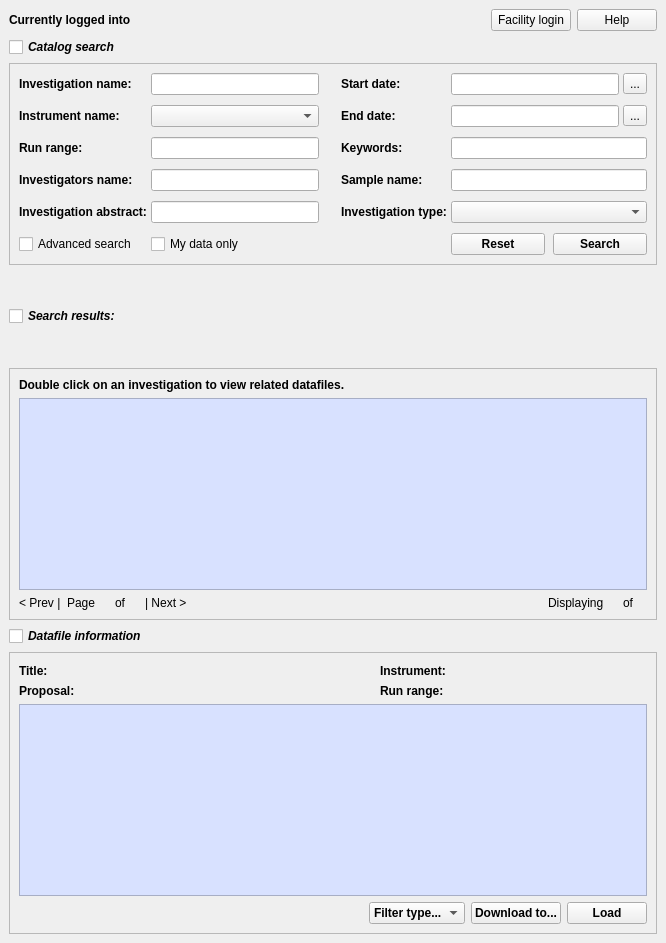
Above: Code/Mantid/MantidQt/MantidWidgets/inc/MantidQtMantidWidgets/ICatSearch2.ui from mantidproject/mantid before the change. Below: the same form after it.
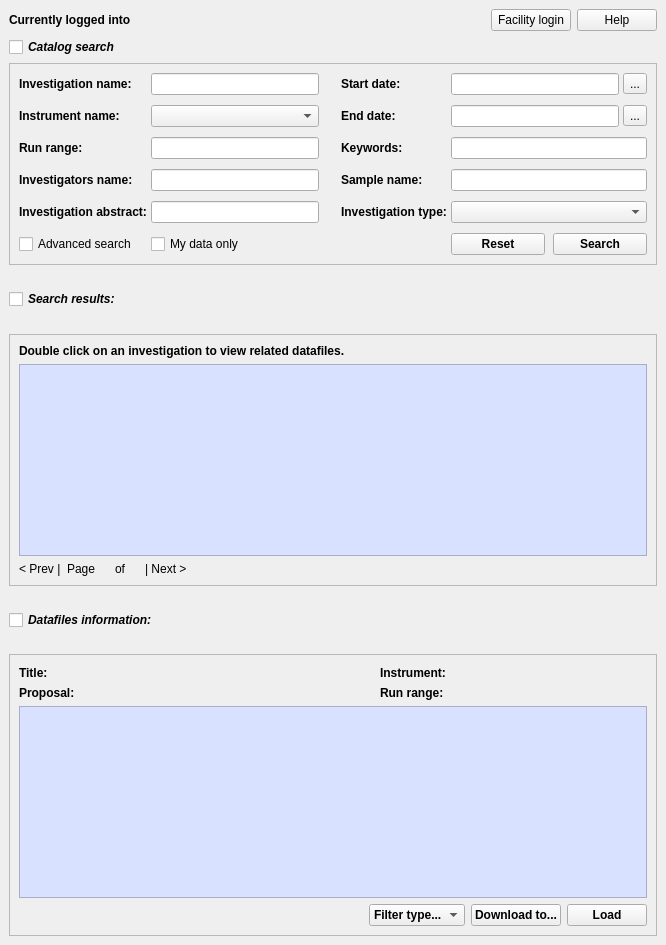
That is the form after the change.

Commit message:
Added dataFiles information functionality. Refs #7637.
- Refactored table functionality in order to reuse methods for both tables.
- Removed unused labels from `.ui` file.
- Added `getDataFiles` method to helper class.
- Updated `onReset` to allow future input fields to be added and reset without modification of method.

The edit to the form file:
```diff
--- a/Code/Mantid/MantidQt/MantidWidgets/inc/MantidQtMantidWidgets/ICatSearch2.ui
+++ b/Code/Mantid/MantidQt/MantidWidgets/inc/MantidQtMantidWidgets/ICatSearch2.ui
@@ -8,7 +8,7 @@
     <x>0</x>
     <y>0</y>
     <width>666</width>
-    <height>943</height>
+    <height>945</height>
    </rect>
   </property>
   <property name="sizePolicy">
@@ -23,29 +23,6 @@
   <layout class="QVBoxLayout" name="verticalLayout_5">
    <item>
     <layout class="QGridLayout" name="mainGrid">
-     <item row="5" column="0">
-      <widget class="QCheckBox" name="dataFileCbox">
-       <property name="sizePolicy">
-        <sizepolicy hsizetype="Minimum" vsizetype="Fixed">
-         <horstretch>0</horstretch>
-         <verstretch>0</verstretch>
-        </sizepolicy>
-       </property>
-       <property name="font">
-        <font>
-         <weight>75</weight>
-         <italic>true</italic>
-         <bold>true</bold>
-        </font>
-       </property>
-       <property name="toolTip">
-        <string>&lt;html&gt;&lt;head/&gt;&lt;body&gt;&lt;p&gt;&lt;span style=&quot; font-weight:400;&quot;&gt;Click to display datafile information.&lt;/span&gt;&lt;/p&gt;&lt;/body&gt;&lt;/html&gt;</string>
-       </property>
-       <property name="text">
-        <string>Datafile information</string>
-       </property>
-      </widget>
-     </item>
      <item row="4" column="0">
       <widget class="QFrame" name="resFrame">
        <property name="frameShape">
@@ -192,45 +169,6 @@
              </font>
             </property>
             <property name="text">
-             <string>Displaying</string>
-            </property>
-           </widget>
-          </item>
-          <item>
-           <widget class="QLabel" name="resDisplayStartTxt">
-            <property name="font">
-             <font>
-              <weight>50</weight>
-              <bold>false</bold>
-             </font>
-            </property>
-            <property name="text">
-             <string/>
-            </property>
-           </widget>
-          </item>
-          <item>
-           <widget class="QLabel" name="resDisplayOfTxt">
-            <property name="font">
-             <font>
-              <weight>50</weight>
-              <bold>false</bold>
-             </font>
-            </property>
-            <property name="text">
-             <string>of</string>
-            </property>
-           </widget>
-          </item>
-          <item>
-           <widget class="QLabel" name="resDisplayEndTxt">
-            <property name="font">
-             <font>
-              <weight>50</weight>
-              <bold>false</bold>
-             </font>
-            </property>
-            <property name="text">
              <string/>
             </property>
            </widget>
@@ -970,6 +908,60 @@
        </layout>
       </widget>
      </item>
+     <item row="5" column="0">
+      <layout class="QHBoxLayout" name="dataFileHeader">
+       <item>
+        <widget class="QCheckBox" name="dataFileCbox">
+         <property name="sizePolicy">
+          <sizepolicy hsizetype="Minimum" vsizetype="Fixed">
+           <horstretch>0</horstretch>
+           <verstretch>0</verstretch>
+          </sizepolicy>
+         </property>
+         <property name="font">
+          <font>
+           <weight>75</weight>
+           <italic>true</italic>
+           <bold>true</bold>
+          </font>
+         </property>
+         <property name="toolTip">
+          <string>&lt;html&gt;&lt;head/&gt;&lt;body&gt;&lt;p&gt;&lt;span style=&quot; font-weight:400;&quot;&gt;Click to show or hide search results.&lt;/span&gt;&lt;/p&gt;&lt;/body&gt;&lt;/html&gt;</string>
+         </property>
+         <property name="text">
+          <string>Datafiles information:</string>
+         </property>
+        </widget>
+       </item>
+       <item>
+        <widget class="QLabel" name="dataFileLbl">
+         <property name="font">
+          <font>
+           <weight>75</weight>
+           <italic>true</italic>
+           <bold>true</bold>
+          </font>
+         </property>
+         <property name="text">
+          <string/>
+         </property>
+        </widget>
+       </item>
+       <item>
+        <spacer name="dataFileSpacer">
+         <property name="orientation">
+          <enum>Qt::Horizontal</enum>
+         </property>
+         <property name="sizeHint" stdset="0">
+          <size>
+           <width>10</width>
+           <height>10</height>
+          </size>
+         </property>
+        </spacer>
+       </item>
+      </layout>
+     </item>
     </layout>
    </item>
   </layout>
```
The commit also changes 4 other files.
